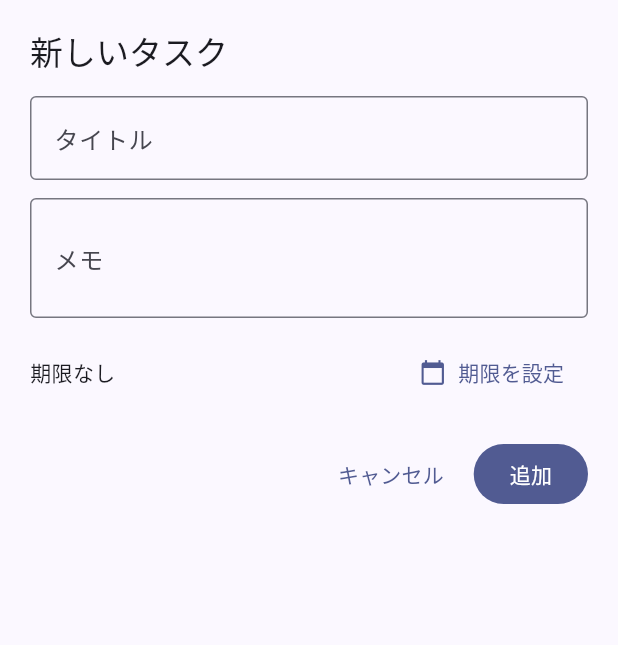
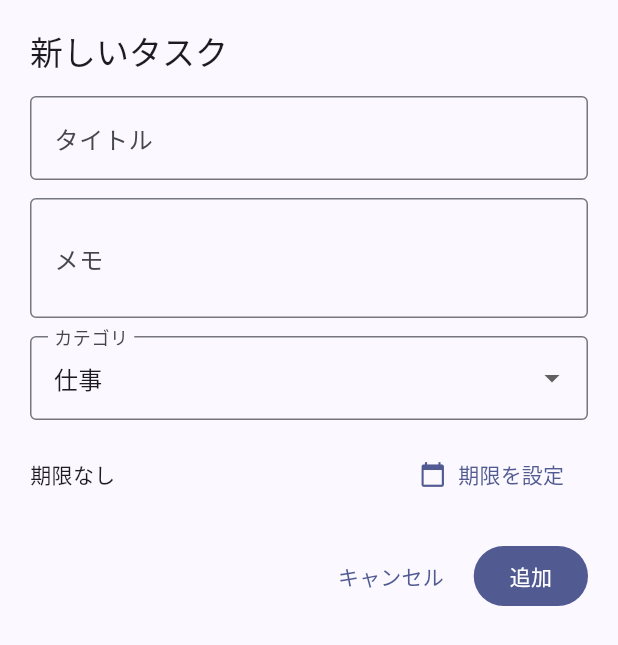
Before and after one commit to pkkoro/tools, a Flutter app: the TaskFormSheet widget shown alone on an empty page, opened directly, on a phone screen of 412 x 824 dp. Shown: the top 645 px of the screen. Run offline on Flutter 3.47's test engine with Material 3 defaults, Android fonts, the phone set to English and light mode, and no system bars.

Commit message:
Add category selection when creating tasks

```diff
--- a/AllInOneCalender/lib/models/task.dart
+++ b/AllInOneCalender/lib/models/task.dart
@@ -6,6 +6,7 @@ class Task {
     required this.title,
     this.notes = '',
     this.dueDate,
+    this.category = '',
     this.isCompleted = false,
   });
 
@@ -13,12 +14,14 @@ class Task {
   String title;
   String notes;
   DateTime? dueDate;
+  String category;
   bool isCompleted;
 
   Task copyWith({
     String? title,
     String? notes,
     DateTime? dueDate,
+    String? category,
     bool? isCompleted,
   }) {
     return Task(
@@ -26,6 +29,7 @@ class Task {
       title: title ?? this.title,
       notes: notes ?? this.notes,
       dueDate: dueDate ?? this.dueDate,
+      category: category ?? this.category,
       isCompleted: isCompleted ?? this.isCompleted,
     );
   }
@@ -35,6 +39,7 @@ class Task {
         'title': title,
         'notes': notes,
         'dueDate': dueDate?.toIso8601String(),
+        'category': category,
         'isCompleted': isCompleted,
       };
 
@@ -46,6 +51,7 @@ class Task {
       dueDate: json['dueDate'] != null
           ? DateTime.tryParse(json['dueDate'] as String)
           : null,
+      category: json['category'] as String? ?? '',
       isCompleted: json['isCompleted'] as bool? ?? false,
     );
   }
@@ -53,8 +59,10 @@ class Task {
 
 class TaskState extends ChangeNotifier {
   final List<Task> _tasks = [];
+  final List<String> _categories = ['仕事', 'プライベート'];
 
   List<Task> get tasks => List.unmodifiable(_tasks);
+  List<String> get categories => List.unmodifiable(_categories);
 
   void addTask(Task task) {
     _tasks.insert(0, task);
@@ -76,6 +84,13 @@ class TaskState extends ChangeNotifier {
     notifyListeners();
   }
 
+  void addCategory(String category) {
+    if (category.trim().isEmpty) return;
+    if (_categories.contains(category)) return;
+    _categories.add(category);
+    notifyListeners();
+  }
+
   void removeTask(String id) {
     _tasks.removeWhere((task) => task.id == id);
     notifyListeners();
--- a/AllInOneCalender/lib/widgets/task_form_sheet.dart
+++ b/AllInOneCalender/lib/widgets/task_form_sheet.dart
@@ -18,6 +18,8 @@ class _TaskFormSheetState extends State<TaskFormSheet> {
   late final TextEditingController _titleController;
   late final TextEditingController _notesController;
   DateTime? _dueDate;
+  String _selectedCategory = '';
+  bool _initializedCategory = false;
 
   @override
   void initState() {
@@ -25,6 +27,20 @@ class _TaskFormSheetState extends State<TaskFormSheet> {
     _titleController = TextEditingController(text: widget.task?.title ?? '');
     _notesController = TextEditingController(text: widget.task?.notes ?? '');
     _dueDate = widget.task?.dueDate ?? widget.initialDate;
+  }
+
+  @override
+  void didChangeDependencies() {
+    super.didChangeDependencies();
+    if (_initializedCategory) return;
+    final categories = context.read<TaskState>().categories;
+    final existing = widget.task?.category;
+    if (existing != null && existing.isNotEmpty) {
+      _selectedCategory = existing;
+    } else if (categories.isNotEmpty) {
+      _selectedCategory = categories.first;
+    }
+    _initializedCategory = true;
   }
 
   @override
@@ -38,6 +54,14 @@ class _TaskFormSheetState extends State<TaskFormSheet> {
   Widget build(BuildContext context) {
     final isEditing = widget.task != null;
     final theme = Theme.of(context);
+    final taskState = context.watch<TaskState>();
+    final addCategoryLabel = '＋ カテゴリを追加';
+    final categoryOptions = [
+      ...taskState.categories,
+      if (_selectedCategory.isNotEmpty && !taskState.categories.contains(_selectedCategory))
+        _selectedCategory,
+      addCategoryLabel,
+    ];
 
     return Padding(
       padding: const EdgeInsets.fromLTRB(20, 20, 20, 32),
@@ -74,6 +98,37 @@ class _TaskFormSheetState extends State<TaskFormSheet> {
                 labelText: 'メモ',
                 border: OutlineInputBorder(),
               ),
+            ),
+            const SizedBox(height: 12),
+            DropdownButtonFormField<String>(
+              value: categoryOptions.contains(_selectedCategory)
+                  ? _selectedCategory
+                  : (taskState.categories.isNotEmpty ? taskState.categories.first : addCategoryLabel),
+              items: [
+                ...taskState.categories.map(
+                  (c) => DropdownMenuItem(value: c, child: Text(c)),
+                ),
+                const DropdownMenuItem(
+                  value: '＋ カテゴリを追加',
+                  child: Text('＋ カテゴリを追加'),
+                ),
+              ],
+              decoration: const InputDecoration(
+                labelText: 'カテゴリ',
+                border: OutlineInputBorder(),
+              ),
+              onChanged: (value) async {
+                if (value == null) return;
+                if (value == addCategoryLabel) {
+                  final newCategory = await _promptAddCategory();
+                  if (newCategory != null) {
+                    taskState.addCategory(newCategory);
+                    setState(() => _selectedCategory = newCategory);
+                  }
+                } else {
+                  setState(() => _selectedCategory = value);
+                }
+              },
             ),
             const SizedBox(height: 12),
             Row(
@@ -132,12 +187,18 @@ class _TaskFormSheetState extends State<TaskFormSheet> {
     final isEditing = widget.task != null;
     final id = widget.task?.id ?? const Uuid().v4();
     final dueDate = _dueDate ?? widget.initialDate ?? DateTime.now();
+    final selectedCategory = _selectedCategory.isNotEmpty
+        ? _selectedCategory
+        : (context.read<TaskState>().categories.isNotEmpty
+            ? context.read<TaskState>().categories.first
+            : '');
 
     final task = Task(
       id: id,
       title: _titleController.text.trim(),
       notes: _notesController.text.trim(),
       dueDate: dueDate,
+      category: selectedCategory,
       isCompleted: widget.task?.isCompleted ?? false,
     );
 
@@ -148,4 +209,37 @@ class _TaskFormSheetState extends State<TaskFormSheet> {
     }
     Navigator.pop(context);
   }
+
+  Future<String?> _promptAddCategory() async {
+    final controller = TextEditingController();
+    final result = await showDialog<String>(
+      context: context,
+      builder: (context) {
+        return AlertDialog(
+          title: const Text('カテゴリを追加'),
+          content: TextField(
+            controller: controller,
+            decoration: const InputDecoration(
+              labelText: 'カテゴリ名',
+              border: OutlineInputBorder(),
+            ),
+            autofocus: true,
+          ),
+          actions: [
+            TextButton(
+              onPressed: () => Navigator.pop(context),
+              child: const Text('キャンセル'),
+            ),
+            FilledButton(
+              onPressed: () => Navigator.pop(context, controller.text.trim()),
+              child: const Text('追加'),
+            ),
+          ],
+        );
+      },
+    );
+    controller.dispose();
+    if (result == null || result.isEmpty) return null;
+    return result;
+  }
 }
```
Also changed, not shown: AllInOneCalender/lib/screens/task_list_screen.dart (+11 -0 lines), 1 other file.
